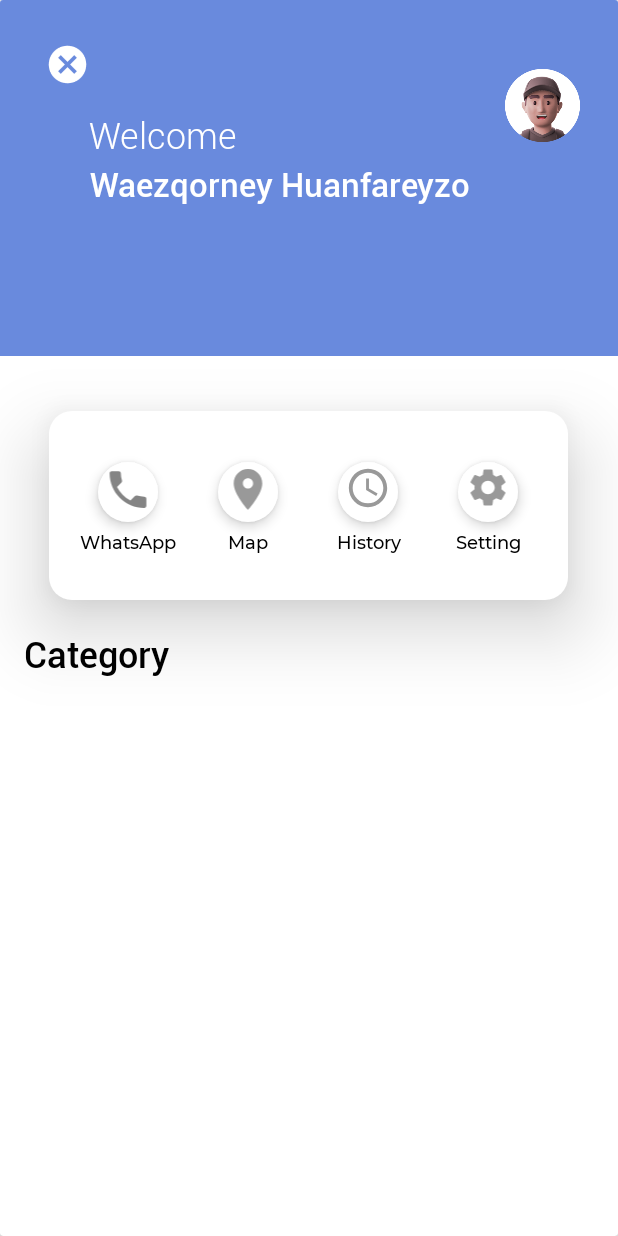
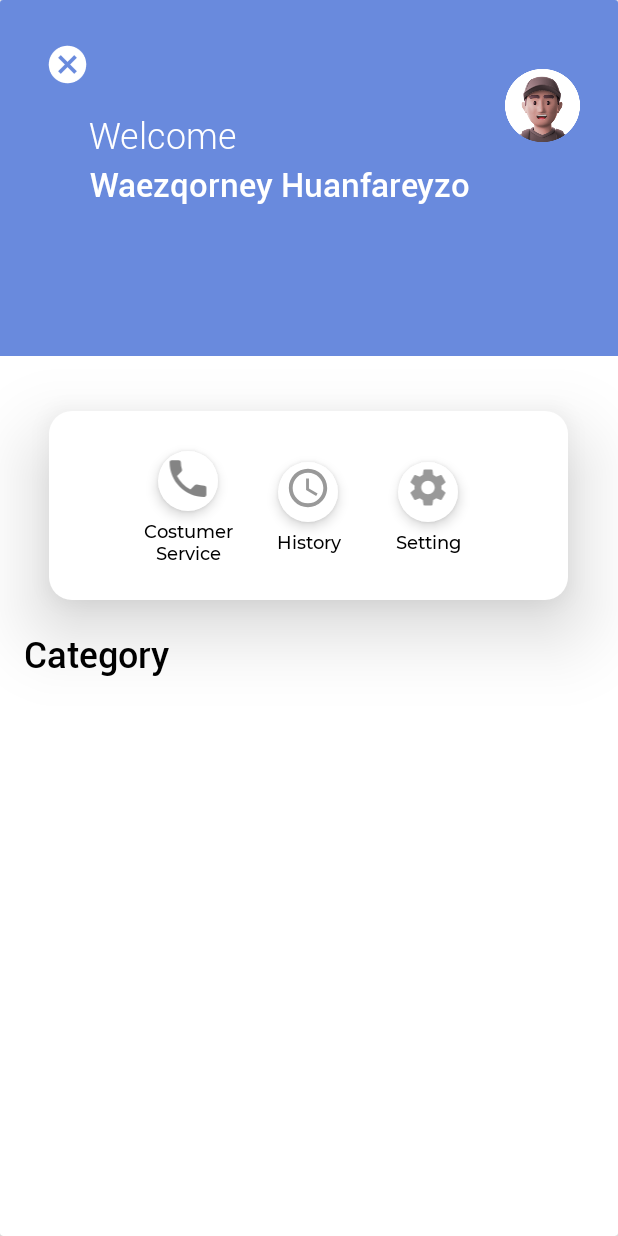
Before and after one commit to Waezqorney12/Semester4_NativeAndroid, an Android app: the MainActivity screen opened directly, with no data from a screen before it, on a phone screen of 412 x 824 dp. Run offline under Robolectric (Android 15) with nearby library versions, the phone set to English and light mode, and no system bars.

```diff
--- a/app/src/main/res/layout/activity_main.xml
+++ b/app/src/main/res/layout/activity_main.xml
@@ -144,49 +144,49 @@
                                 android:layout_height="wrap_content"
                                 android:layout_marginTop="5dp"
                                 android:fontFamily="@font/montserrat_medium"
-                                android:text="WhatsApp"
+                                android:text="Costumer Service"
                                 android:textAlignment="center"
                                 android:textColor="@color/black"
                                 android:textSize="12sp" />
                         </LinearLayout>
-                        <LinearLayout
-                            android:layout_width="80dp"
-                            android:layout_height="100dp"
-                            android:gravity="center"
-                            android:orientation="vertical">
+<!--                        <LinearLayout-->
+<!--                            android:layout_width="80dp"-->
+<!--                            android:layout_height="100dp"-->
+<!--                            android:gravity="center"-->
+<!--                            android:orientation="vertical">-->
 
-                            <RelativeLayout
-                                android:id="@+id/setrikaLayout"
-                                android:layout_width="40dp"
-                                android:layout_height="40dp"
-                                android:layout_marginTop="10dp"
-                                android:background="@drawable/profile_background"
-                                android:elevation="5dp"
-                                android:gravity="center_horizontal">
+<!--                            <RelativeLayout-->
+<!--                                android:id="@+id/setrikaLayout"-->
+<!--                                android:layout_width="40dp"-->
+<!--                                android:layout_height="40dp"-->
+<!--                                android:layout_marginTop="10dp"-->
+<!--                                android:background="@drawable/profile_background"-->
+<!--                                android:elevation="5dp"-->
+<!--                                android:gravity="center_horizontal">-->
 
-                                <ImageView
-                                    android:id="@+id/btnMapMain"
-                                    android:layout_width="match_parent"
-                                    android:layout_height="50dp"
-                                    android:layout_alignParentBottom="true"
-                                    android:layout_marginBottom="3dp"
-                                    android:clickable="true"
-                                    android:padding="2dp"
-                                    android:src="@drawable/ic_baseline_location_on_24_dashboard" />
+<!--                                <ImageView-->
+<!--                                    android:id="@+id/btnMapMain"-->
+<!--                                    android:layout_width="match_parent"-->
+<!--                                    android:layout_height="50dp"-->
+<!--                                    android:layout_alignParentBottom="true"-->
+<!--                                    android:layout_marginBottom="3dp"-->
+<!--                                    android:clickable="true"-->
+<!--                                    android:padding="2dp"-->
+<!--                                    android:src="@drawable/ic_baseline_location_on_24_dashboard" />-->
 
 
-                            </RelativeLayout>
+<!--                            </RelativeLayout>-->
 
-                            <TextView
-                                android:layout_width="match_parent"
-                                android:layout_height="wrap_content"
-                                android:layout_marginTop="5dp"
-                                android:fontFamily="@font/montserrat_medium"
-                                android:text="Map"
-                                android:textAlignment="center"
-                                android:textColor="@color/black"
-                                android:textSize="12sp" />
-                        </LinearLayout>
+<!--                            <TextView-->
+<!--                                android:layout_width="match_parent"-->
+<!--                                android:layout_height="wrap_content"-->
+<!--                                android:layout_marginTop="5dp"-->
+<!--                                android:fontFamily="@font/montserrat_medium"-->
+<!--                                android:text="Map"-->
+<!--                                android:textAlignment="center"-->
+<!--                                android:textColor="@color/black"-->
+<!--                                android:textSize="12sp" />-->
+<!--                        </LinearLayout>-->
 
                         <LinearLayout
                             android:layout_width="80dp"
--- a/app/src/main/res/layout/item_transaction.xml
+++ b/app/src/main/res/layout/item_transaction.xml
@@ -152,6 +152,7 @@
                 android:text="15000"
                 android:textColor="@color/blue_dark"
                 android:textSize="20sp" />
+
             <TextView
                 android:id="@+id/totalHarga"
                 android:layout_width="match_parent"
@@ -161,7 +162,7 @@
                 android:layout_marginTop="10dp"
                 android:fontFamily="@font/montserrate_semi"
                 android:text="0"
-                android:textColor="@color/blue_dark"
+                android:textColor="@color/white"
                 android:textSize="20sp" />
 
 
```
Also changed, not shown: app/src/main/java/com/example/myapplication/AdapterTransaction.java (+13 -23 lines), app/src/main/java/com/example/myapplication/MainActivity.java (+13 -13 lines), app/src/main/java/com/example/myapplication/TransactionActivity.java (+8 -10 lines).
